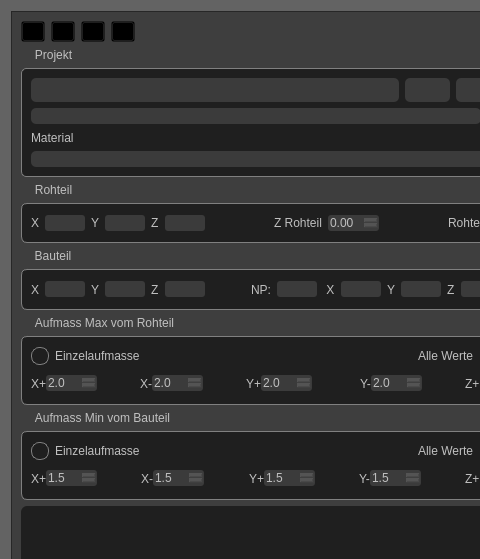
Old version of the form Project/tab_project.ui in the repository mikejg/CamHelper; both pictures show x 0 to 480 and y 0 to 559 of the 1094 by 945 pixel window.
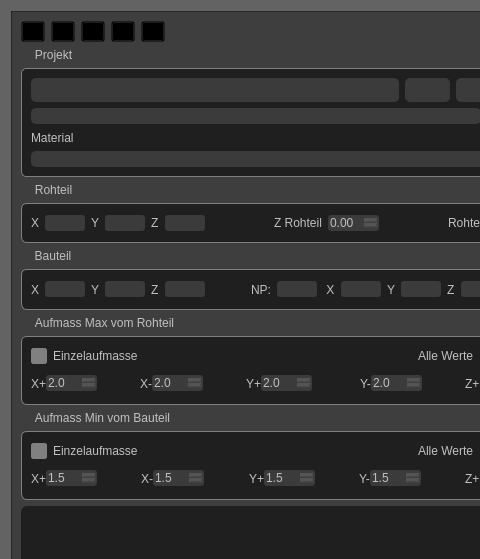
New version of the form. Icons and pictures are not drawn. Custom widgets are drawn as their Qt base class.

The edit to the form file:
```diff
--- a/Project/tab_project.ui
+++ b/Project/tab_project.ui
@@ -26,35 +26,23 @@
 QCheckBox{color:rgb(192,192,192);
                       background-color: rgba(255, 255, 255,0);}
 
-/*QCheckBox::indicator {border: 1px  solid;
-                                        border-radius: 4px;
-                                        border-color: rgb(128, 128, 128);}
-
-QCheckBox::indicator:checked {image: url(:/Icons/Main/check.png);
-                                                        border-color: rgba(128, 128, 128,0);}
-*/
-
 QCheckBox::indicator {
-    width: 16px; /* Adjust size as needed */
-    height: 16px; /* Adjust size as needed */
-    border-radius: 8px; /* Makes it round (half of width/height) */
-    border: 1px solid gray; /* Border when unchecked */
-   /* background-color: white; /* Background when unchecked */
-   background-color: rgba(255, 255, 255,0);
+    width: 10px; /* Adjust size as needed */
+    height: 10px; /* Adjust size as needed */
+    border-radius: 3px; /* Makes it round (half of width/height) */
+	border: 3px solid #808080;
+   background-color: rgb(128,128,128);
 }
 
 QCheckBox::indicator:checked {
-   
-	background-color: rgb(128, 128, 192);
-    /*background-color: blue; /* Blue dot when checked */
+	background-color: #80FF80; /* Hintergrundfarbe wenn gecheckt (Beispiel: Grün) */
+    border-radius:3px;
+	border: 3px solid #808080;
+   /*background-image: url(:/Icons/Main/CheckBox_On.png);*/
+	/*background-color: rgb(128, 128, 192);
     border: 1px solid gray; /* Blue border when checked */
 }
 
-QCheckBox::indicator:hover {
-    border: 1px solid; /* Slight border change on hover */
-    border-color: rgb(128, 192, 128);
-}
-
 QToolButton{background-color: rgba(0, 0, 0,0);}
 
 QDoubleSpinBox{color:rgb(192,192,192);
@@ -207,6 +195,18 @@
           </property>
          </widget>
         </item>
+        <item>
+         <widget class="QToolButton" name="toolButton_Export">
+          <property name="text">
+           <string>...</string>
+          </property>
+          <property name="icon">
+           <iconset>
+            <normalon>:/Icons/Project/export.png</normalon>
+           </iconset>
+          </property>
+         </widget>
+        </item>
         <item>
          <spacer name="horizontalSpacer_7">
           <property name="orientation">
@@ -881,9 +881,15 @@
           <layout class="QHBoxLayout" name="horizontalLayout">
            <item>
             <widget class="QCheckBox" name="checkBox_Offset_RawPart">
+             <property name="styleSheet">
+              <string notr="true"/>
+             </property>
              <property name="text">
               <string>Einzelaufmasse</string>
              </property>
+             <property name="checked">
+              <bool>false</bool>
+             </property>
             </widget>
            </item>
            <item>
@@ -1128,6 +1134,9 @@
              <property name="text">
               <string>Einzelaufmasse</string>
              </property>
+             <property name="checked">
+              <bool>false</bool>
+             </property>
             </widget>
            </item>
            <item>
@@ -1511,6 +1520,16 @@
    <extends>QLineEdit</extends>
    <header location="global">Classes/mlineedit.h</header>
   </customwidget>
+  <customwidget>
+   <class>MComboBox</class>
+   <extends>QComboBox</extends>
+   <header>Classes/mcombobox.h</header>
+  </customwidget>
+  <customwidget>
+   <class>MDoubleSpinBox</class>
+   <extends>QDoubleSpinBox</extends>
+   <header>Classes/mdoublespinbox.h</header>
+  </customwidget>
  </customwidgets>
  <resources/>
  <connections/>
```
Left out of the diff: 4 changed lines with no effect on the pictures.
